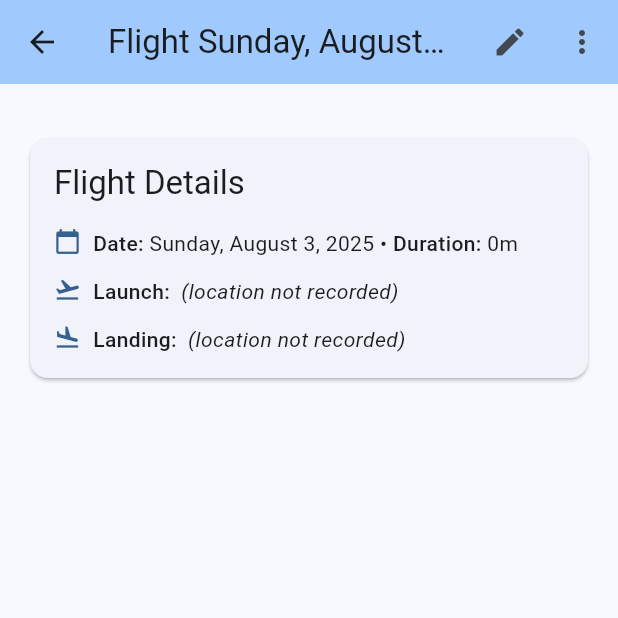
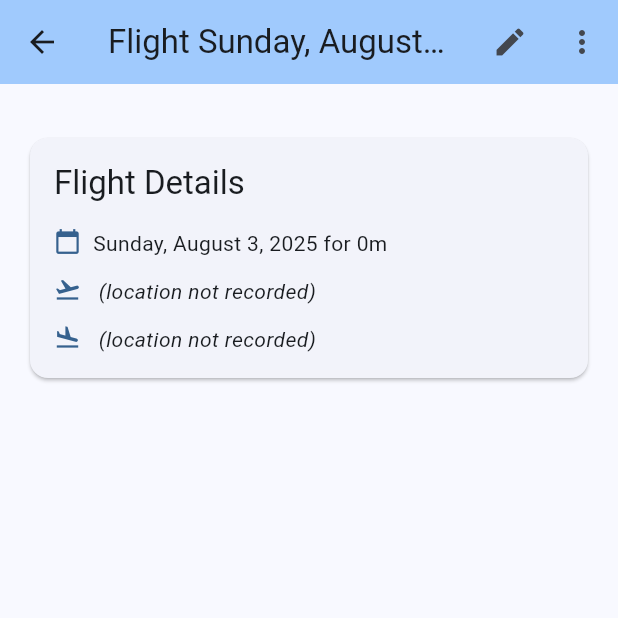
Before and after one commit to Kevin-McIsaac/the_paragliding_app, a Flutter app: the FlightDetailScreen screen opened directly with empty values, on a phone screen of 412 x 824 dp, the top half of it. Run offline on Flutter 3.47's test engine with Material 3 defaults, Android fonts, the phone set to English and light mode, and no system bars; our stand-ins replace file_picker, flutter_map, latlong2, shared_preferences, sqflite, sqflite_common_ffi; accounts and stored records are empty.

Commit message:
Streamline cards

```diff
--- a/free_flight_log_app/lib/presentation/screens/flight_detail_screen.dart
+++ b/free_flight_log_app/lib/presentation/screens/flight_detail_screen.dart
@@ -685,7 +685,7 @@ class _FlightDetailScreenState extends State<FlightDetailScreen> {
     return Column(
       crossAxisAlignment: CrossAxisAlignment.start,
       children: [
-        // Line 1: Date and Duration
+        // Line 1: Date, Duration, and Equipment
         Row(
           crossAxisAlignment: CrossAxisAlignment.start,
           children: [
@@ -696,17 +696,13 @@ class _FlightDetailScreenState extends State<FlightDetailScreen> {
                 text: TextSpan(
                   style: Theme.of(context).textTheme.bodyMedium,
                   children: [
-                    const TextSpan(
-                      text: 'Date: ',
-                      style: TextStyle(fontWeight: FontWeight.w500),
-                    ),
                     TextSpan(text: _formatDate(_flight.date)),
-                    const TextSpan(text: ' • '),
-                    const TextSpan(
-                      text: 'Duration: ',
-                      style: TextStyle(fontWeight: FontWeight.w500),
-                    ),
+                    const TextSpan(text: ' for '),
                     TextSpan(text: _formatDuration(_flight.duration)),
+                    if (_wing != null) ...[
+                      const TextSpan(text: ' using '),
+                      TextSpan(text: '${_wing!.manufacturer ?? 'Unknown'} ${_wing!.model ?? 'Unknown'}'),
+                    ],
                   ],
                 ),
               ),
@@ -726,19 +722,20 @@ class _FlightDetailScreenState extends State<FlightDetailScreen> {
                 text: TextSpan(
                   style: Theme.of(context).textTheme.bodyMedium,
                   children: [
-                    const TextSpan(
-                      text: 'Launch: ',
-                      style: TextStyle(fontWeight: FontWeight.w500),
-                    ),
-                    TextSpan(text: _flight.launchTime),
                     if (_launchSite != null) ...[
-                      const TextSpan(text: ' at '),
                       TextSpan(text: _launchSite!.name),
-                    ] else
+                      const TextSpan(
+                        text: ' @ ',
+                        style: TextStyle(fontWeight: FontWeight.bold),
+                      ),
+                      TextSpan(text: _flight.launchTime),
+                    ] else ...[
+                      TextSpan(text: _flight.launchTime),
                       const TextSpan(
                         text: ' (location not recorded)',
                         style: TextStyle(fontStyle: FontStyle.italic),
                       ),
+                    ],
                   ],
                 ),
               ),
@@ -758,53 +755,26 @@ class _FlightDetailScreenState extends State<FlightDetailScreen> {
                 text: TextSpan(
                   style: Theme.of(context).textTheme.bodyMedium,
                   children: [
-                    const TextSpan(
-                      text: 'Landing: ',
-                      style: TextStyle(fontWeight: FontWeight.w500),
-                    ),
-                    TextSpan(text: _flight.landingTime),
                     if (_landingSite != null) ...[
-                      const TextSpan(text: ' at '),
                       TextSpan(text: _landingSite!.name),
-                    ] else
+                      const TextSpan(
+                        text: ' @ ',
+                        style: TextStyle(fontWeight: FontWeight.bold),
+                      ),
+                      TextSpan(text: _flight.landingTime),
+                    ] else ...[
+                      TextSpan(text: _flight.landingTime),
                       const TextSpan(
                         text: ' (location not recorded)',
                         style: TextStyle(fontStyle: FontStyle.italic),
                       ),
+                    ],
                   ],
                 ),
               ),
             ),
           ],
         ),
-
-        // Line 4: Equipment (if available)
-        if (_wing != null) ...[
-          const SizedBox(height: 12),
-          Row(
-            crossAxisAlignment: CrossAxisAlignment.start,
-            children: [
-              Icon(Icons.paragliding, size: 18, color: Theme.of(context).colorScheme.primary),
-              const SizedBox(width: 8),
-              Expanded(
-                child: RichText(
-                  text: TextSpan(
-                    style: Theme.of(context).textTheme.bodyMedium,
-                    children: [
-                      const TextSpan(
-                        text: 'Equipment: ',
-                        style: TextStyle(fontWeight: FontWeight.w500),
-                      ),
-                      TextSpan(
-                        text: '${_wing!.manufacturer ?? 'Unknown'} ${_wing!.model ?? 'Unknown'}',
-                      ),
-                    ],
-                  ),
-                ),
-              ),
-            ],
-          ),
-        ],
       ],
     );
   }
```
